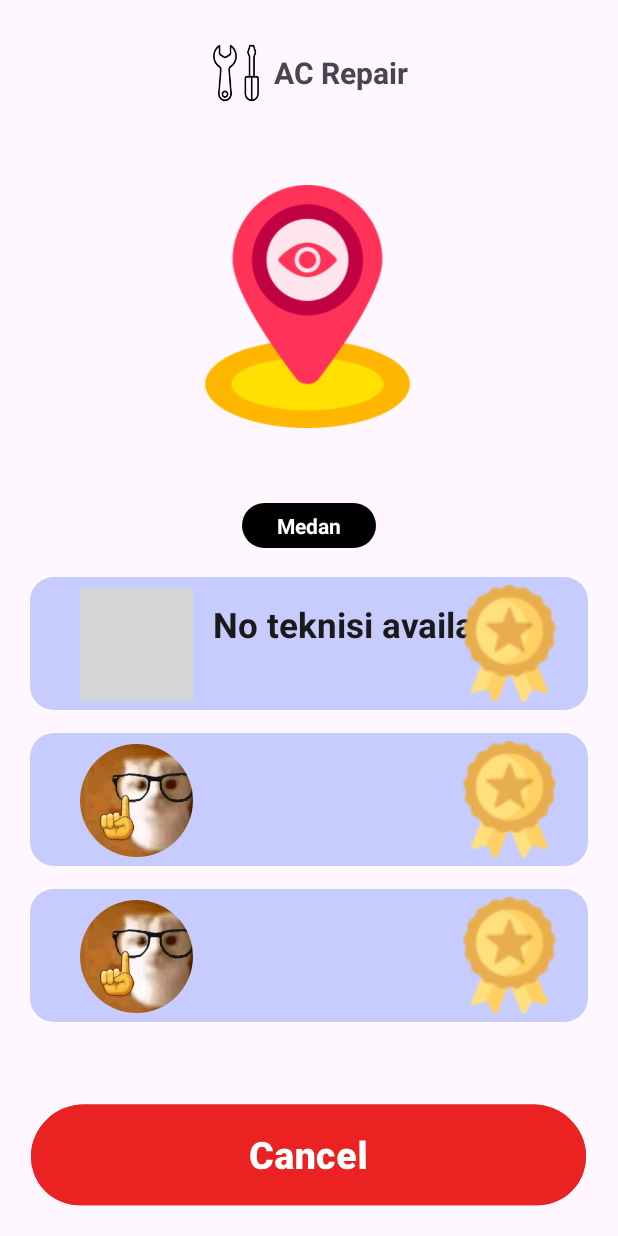
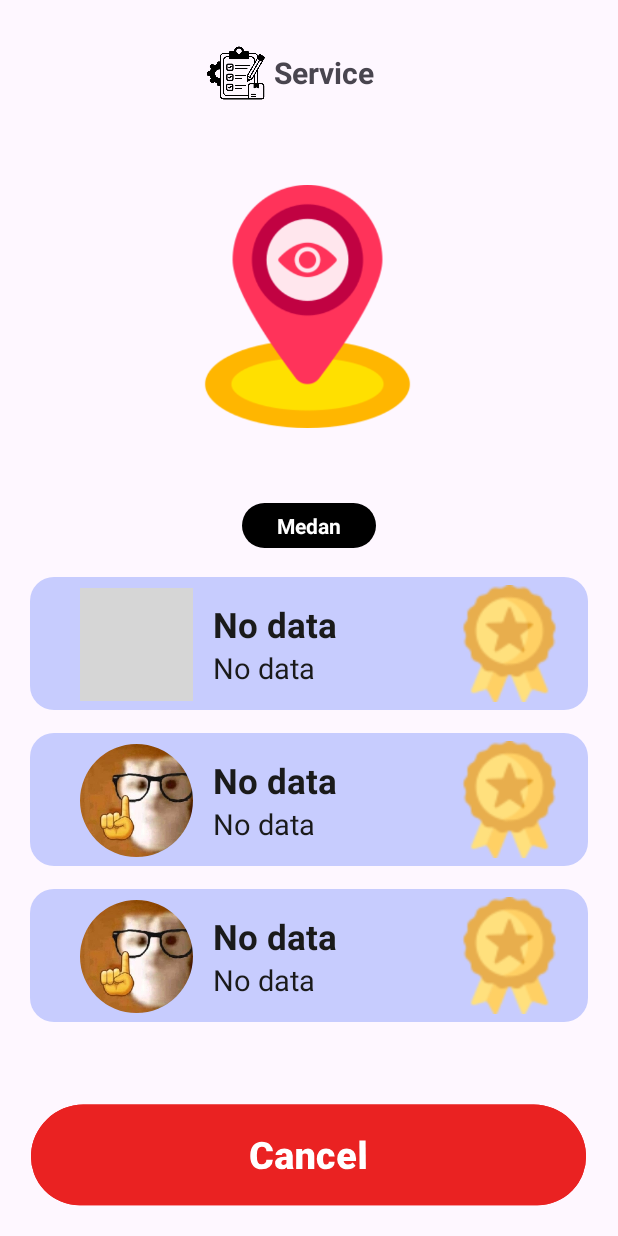
Before and after one commit to muhfadtz/Mobile-OnJasa, an Android app: the OrderACRepairActivity screen opened directly, with no data from a screen before it, after a tap on "Make Order", on a phone screen of 412 x 824 dp. Run offline under Robolectric (Android 15) with nearby library versions, the phone set to English and light mode, and no system bars; our stand-ins replace Firebase (no records; nobody signed in at launch, a user with empty details on screens opened directly); grey boxes are pictures that could not be loaded.

Commit message:
fix header

```diff
--- a/app/src/main/java/com/example/onjasa/ACRepairActivity.kt
+++ b/app/src/main/java/com/example/onjasa/ACRepairActivity.kt
@@ -16,33 +16,50 @@ import com.google.firebase.firestore.QueryDocumentSnapshot
 
 class ACRepairActivity : AppCompatActivity() {
     private lateinit var db: FirebaseFirestore
+
     private lateinit var namaTeknisiTextView: TextView
-
     private lateinit var namaTeknisiTextView2: TextView
     private lateinit var namaTeknisiTextView3: TextView
     private lateinit var hargaTeknisiTextView: TextView
     private lateinit var hargaTeknisiTextView2: TextView
     private lateinit var hargaTeknisiTextView3: TextView
+
     @SuppressLint("MissingInflatedId")
     override fun onCreate(savedInstanceState: Bundle?) {
         super.onCreate(savedInstanceState)
         enableEdgeToEdge()
         setContentView(R.layout.activity_acrepair)
+
+        // Retrieve and set header title and image
+        val headerTitle = intent.getStringExtra("header_title") ?: "No Title"
+        val headerImageResId = intent.getIntExtra("header_image", R.drawable.order_processing)
+
+        // Set header title and image to views
+        val headerTitleTextView: TextView = findViewById(R.id.headertitle)
+        headerTitleTextView.text = headerTitle
+
+        val headerImageView: ImageView = findViewById(R.id.imgheader)
+        headerImageView.setImageResource(headerImageResId)
+
+        // Handle insets
         ViewCompat.setOnApplyWindowInsetsListener(findViewById(R.id.main)) { v, insets ->
             val systemBars = insets.getInsets(WindowInsetsCompat.Type.systemBars())
             v.setPadding(systemBars.left, systemBars.top, systemBars.right, systemBars.bottom)
             insets
         }
 
-        val btncancelorder: Button = findViewById(R.id.btncancelorder)
-
-        btncancelorder.setOnClickListener {
+        // Handle Cancel Order button
+        val btnCancelOrder: Button = findViewById(R.id.btncancelorder)
+        btnCancelOrder.setOnClickListener {
             val intent = Intent(this@ACRepairActivity, HomeActivity::class.java)
             startActivity(intent)
             overridePendingTransition(R.anim.slide_in_left, R.anim.slide_out_right)
         }
+
+        // Firestore Initialization
         db = FirebaseFirestore.getInstance()
 
+        // Initialize TextViews
         namaTeknisiTextView = findViewById(R.id.namaTeknisiTextView)
         namaTeknisiTextView2 = findViewById(R.id.namaTeknisiTextView2)
         namaTeknisiTextView3 = findViewById(R.id.namaTeknisiTextView3)
@@ -50,19 +67,16 @@ class ACRepairActivity : AppCompatActivity() {
         hargaTeknisiTextView2 = findViewById(R.id.hargaTeknisiTextView2)
         hargaTeknisiTextView3 = findViewById(R.id.hargaTeknisiTextView3)
 
-
-
-        // Mengambil data dari koleksi "technician"
+        // Retrieve data from Firestore
         db.collection("technician")
             .get()
             .addOnCompleteListener { task ->
                 if (task.isSuccessful) {
                     val documents = task.result
-                    if (documents != null && documents.size() > 0) { // Ubah di sini
                     val namaTeknisiList = mutableListOf<String>()
                     val hargaTeknisiList = mutableListOf<String>()
 
-                        for (document in documents) {
+                    documents?.forEach { document ->
                         val nama = document.getString("nama")
                         val harga = document.getString("harga")
 
@@ -70,34 +84,22 @@ class ACRepairActivity : AppCompatActivity() {
                             namaTeknisiList.add(nama)
                             hargaTeknisiList.add(harga)
                         } else {
-                                Log.e("FirestoreError", "Field 'nama' or 'harga' is missing in document: ${document.id}")
+                            Log.e("FirestoreError", "Missing 'nama' or 'harga' in document: ${document.id}")
                         }
                     }
 
-                        // Setel nama dan harga ke TextView
-                        if (namaTeknisiList.isNotEmpty()) {
+                    // Update TextViews with Firestore data
                     namaTeknisiTextView.text = namaTeknisiList.getOrNull(0) ?: "No data"
                     namaTeknisiTextView2.text = namaTeknisiList.getOrNull(1) ?: "No data"
                     namaTeknisiTextView3.text = namaTeknisiList.getOrNull(2) ?: "No data"
-                        } else {
-                            Log.e("FirestoreError", "No technicians available")
-                            namaTeknisiTextView.text = "No teknisi available"
-                        }
 
-                        // Setel harga ke TextView yang sesuai
-                        if (hargaTeknisiList.isNotEmpty()) {
                     hargaTeknisiTextView.text = hargaTeknisiList.getOrNull(0) ?: "No data"
                     hargaTeknisiTextView2.text = hargaTeknisiList.getOrNull(1) ?: "No data"
                     hargaTeknisiTextView3.text = hargaTeknisiList.getOrNull(2) ?: "No data"
-                        }
-                    } else {
-                        Log.e("FirestoreError", "No documents found in collection 'technician'")
-                        namaTeknisiTextView.text = "No teknisi available"
-                    }
                 } else {
                     Log.e("FirestoreError", "Error getting documents: ", task.exception)
+                    namaTeknisiTextView.text = "Error loading data"
                 }
             }
-
     }
 }
--- a/app/src/main/java/com/example/onjasa/OrderACRepairActivity.kt
+++ b/app/src/main/java/com/example/onjasa/OrderACRepairActivity.kt
@@ -22,24 +22,24 @@ class OrderACRepairActivity : AppCompatActivity() {
         enableEdgeToEdge()
         setContentView(R.layout.activity_order_acrepair)
 
-        // Menerima data dari HomeActivity
+        // Receive data from HomeActivity
         val serviceType = intent.getStringExtra("service_type")
 
-        // Menyesuaikan header dan elemen lain berdasarkan data yang diterima
-        val serviceTitleTextView: TextView = findViewById(R.id.textView5) // Header textView
-        serviceTitleTextView.text = serviceType ?: "Service"  // Jika null, tampilkan "Service" sebagai default
+        // Update the header TextView and ImageView based on the received data
+        val serviceTitleTextView: TextView = findViewById(R.id.textView5)
+        serviceTitleTextView.text = serviceType ?: "Service"  // Default to "Service" if null
 
-        val serviceImageView: ImageView = findViewById(R.id.imageView5) // Gambar header
+        val serviceImageView: ImageView = findViewById(R.id.imageView5)
         val imageResId: Int = when (serviceType) {
-            "AC Repair" -> R.drawable.maintenance_tools // Gambar AC Repair
-            "AC Installation" -> R.drawable.easy_installation // Gambar AC Installation
-            "AC Maintenance" -> R.drawable.ac // Gambar AC Maintenance
-            "AC Wash" -> R.drawable.spray // Gambar AC Wash
-            else -> R.drawable.order_processing // Gambar default jika tidak ada
+            "AC Repair" -> R.drawable.maintenance_tools
+            "AC Installation" -> R.drawable.easy_installation
+            "AC Maintenance" -> R.drawable.ac
+            "AC Wash" -> R.drawable.spray
+            else -> R.drawable.order_processing // Default image
         }
         serviceImageView.setImageResource(imageResId)
 
-        // Back button handling
+        // Handle Back button click
         val btnBack: ImageView = findViewById(R.id.imageViewBack)
         btnBack.setOnClickListener {
             val intent = Intent(this@OrderACRepairActivity, HomeActivity::class.java)
@@ -47,15 +47,14 @@ class OrderACRepairActivity : AppCompatActivity() {
             overridePendingTransition(R.anim.slide_in_left, R.anim.slide_out_right)
         }
 
-        // Make Order button handling
+        // Handle Make Order button click
         val btnMakeOrder: Button = findViewById(R.id.btnMakeOrder)
         btnMakeOrder.setOnClickListener {
             val intent = Intent(this@OrderACRepairActivity, ACRepairActivity::class.java)
-            intent.putExtra("header_title", serviceTitleTextView.text.toString())  // Send the header text
-            intent.putExtra("header_image", imageResId)  // Send the image resource ID
+            intent.putExtra("header_title", serviceTitleTextView.text.toString())  // Pass header text
+            intent.putExtra("header_image", imageResId)  // Pass image resource ID
             startActivity(intent)
             overridePendingTransition(R.anim.slide_in_right, R.anim.slide_out_left)
         }
-
     }
 }
```
Lines whose indentation alone changed are shown as unchanged.
